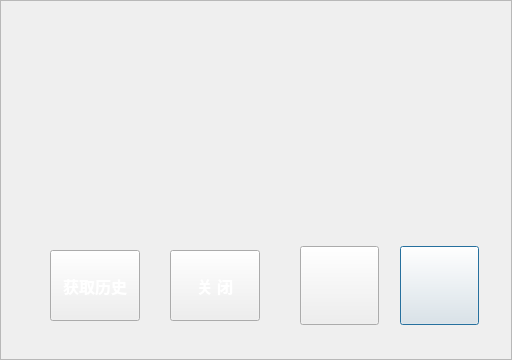
First picture: the form in yhfp/historydlg.ui, repository hqtecheptech/MagicPill, before the edit.
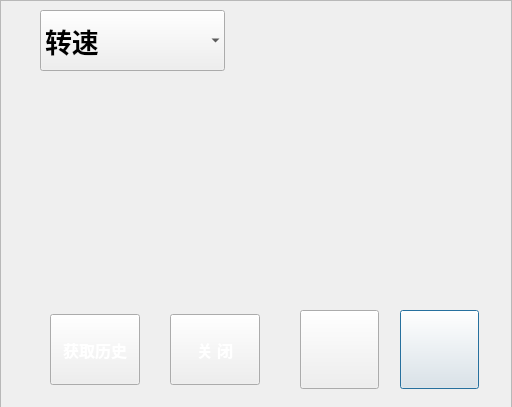
Second picture: the form after the edit. Icons and pictures are not drawn. Custom widgets are drawn as their Qt base class.

Diff of the .ui file:
```diff
--- a/yhfp/historydlg.ui
+++ b/yhfp/historydlg.ui
@@ -7,7 +7,7 @@
     <x>0</x>
     <y>0</y>
     <width>512</width>
-    <height>360</height>
+    <height>407</height>
    </rect>
   </property>
   <property name="font">
@@ -29,7 +29,7 @@
      <x>0</x>
      <y>0</y>
      <width>512</width>
-     <height>360</height>
+     <height>411</height>
     </rect>
    </property>
    <property name="styleSheet">
@@ -45,7 +45,7 @@
     <property name="geometry">
      <rect>
       <x>40</x>
-      <y>30</y>
+      <y>90</y>
       <width>440</width>
       <height>200</height>
      </rect>
@@ -55,7 +55,7 @@
     <property name="geometry">
      <rect>
       <x>400</x>
-      <y>246</y>
+      <y>310</y>
       <width>79</width>
       <height>79</height>
      </rect>
@@ -79,7 +79,7 @@
     <property name="geometry">
      <rect>
       <x>300</x>
-      <y>246</y>
+      <y>310</y>
       <width>79</width>
       <height>79</height>
      </rect>
@@ -103,7 +103,7 @@
     <property name="geometry">
      <rect>
       <x>50</x>
-      <y>250</y>
+      <y>314</y>
       <width>90</width>
       <height>71</height>
      </rect>
@@ -126,7 +126,7 @@
     <property name="geometry">
      <rect>
       <x>170</x>
-      <y>250</y>
+      <y>314</y>
       <width>90</width>
       <height>71</height>
      </rect>
@@ -145,6 +145,56 @@
      <string>关 闭</string>
     </property>
    </widget>
+   <widget class="QComboBox" name="comboBox">
+    <property name="geometry">
+     <rect>
+      <x>40</x>
+      <y>10</y>
+      <width>185</width>
+      <height>61</height>
+     </rect>
+    </property>
+    <property name="font">
+     <font>
+      <pointsize>20</pointsize>
+      <weight>75</weight>
+      <bold>true</bold>
+     </font>
+    </property>
+    <property name="styleSheet">
+     <string notr="true">background-image: url(:/pic/button_bg.png);
+color: rgb(0, 0, 0);</string>
+    </property>
+    <property name="duplicatesEnabled">
+     <bool>false</bool>
+    </property>
+    <property name="frame">
+     <bool>false</bool>
+    </property>
+    <property name="modelColumn">
+     <number>0</number>
+    </property>
+    <item>
+     <property name="text">
+      <string>转速</string>
+     </property>
+    </item>
+    <item>
+     <property name="text">
+      <string>压力</string>
+     </property>
+    </item>
+    <item>
+     <property name="text">
+      <string>电流</string>
+     </property>
+    </item>
+    <item>
+     <property name="text">
+      <string>电压</string>
+     </property>
+    </item>
+   </widget>
   </widget>
  </widget>
  <customwidgets>
```
